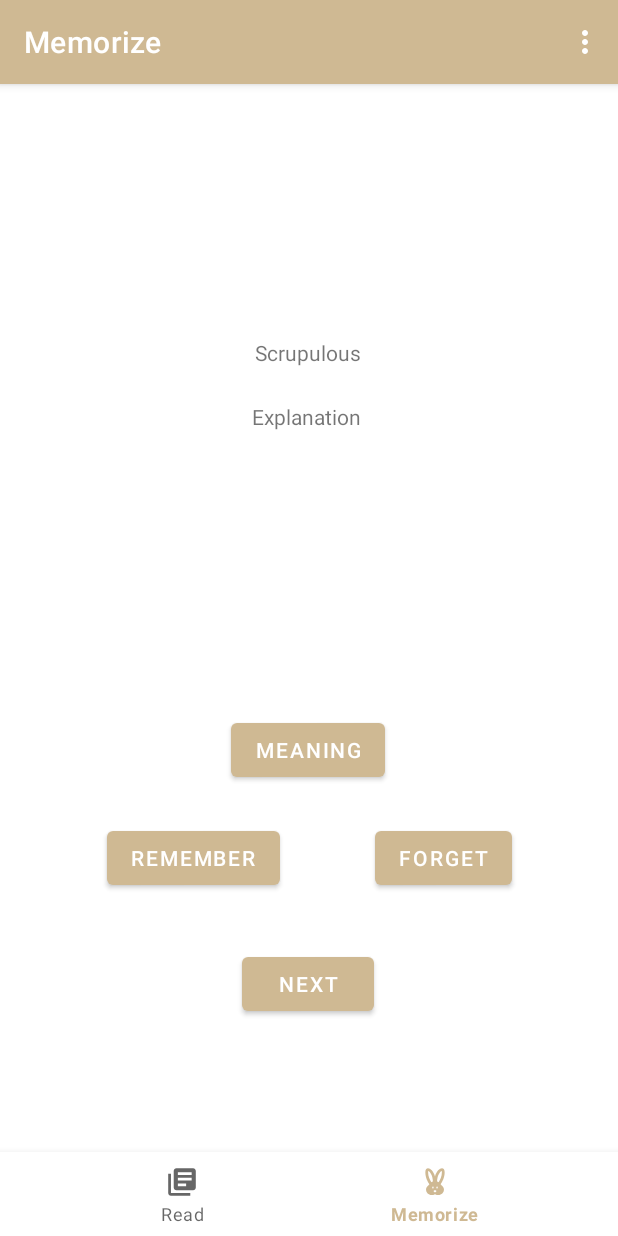
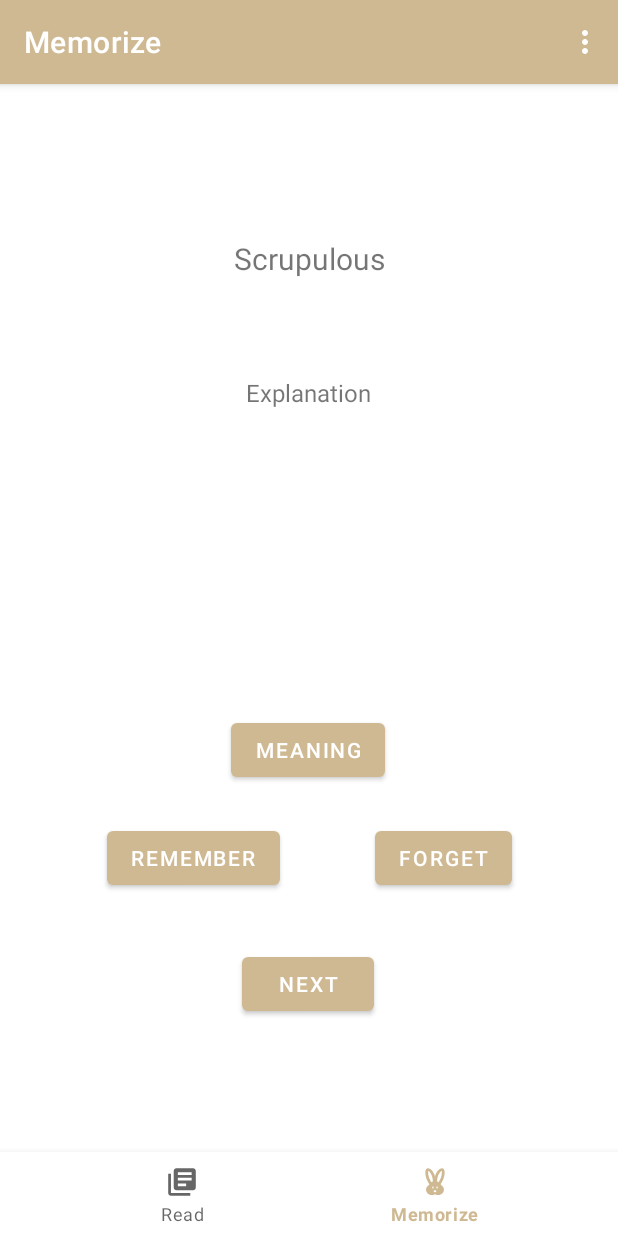
Before and after one commit to AllisonShen/RLEAM-Reader, an Android app: the DashboardFragment screen opened through its navigation route, on a phone screen of 412 x 824 dp. Run offline under Robolectric (Android 15) with nearby library versions, the phone set to English and light mode, and no system bars; our stand-ins replace navigation-ui.

Commit message:
edit memorize ui

```diff
--- a/app/src/main/res/layout/fragment_dashboard.xml
+++ b/app/src/main/res/layout/fragment_dashboard.xml
@@ -11,28 +11,28 @@
         android:layout_width="wrap_content"
         android:layout_height="wrap_content"
         android:text="Word"
+        android:textSize="20sp"
         app:layout_constraintBottom_toBottomOf="parent"
         app:layout_constraintEnd_toEndOf="parent"
-        app:layout_constraintHorizontal_bias="0.498"
         app:layout_constraintStart_toStartOf="parent"
         app:layout_constraintTop_toTopOf="parent"
-        app:layout_constraintVertical_bias="0.164" />
+        app:layout_constraintVertical_bias="0.068" />
 
     <TextView
         android:id="@+id/explanation"
-        android:layout_width="wrap_content"
-        android:layout_height="wrap_content"
-        android:layout_marginStart="168dp"
-        android:layout_marginTop="23dp"
-        android:layout_marginBottom="61dp"
-        android:layout_marginRight="100dp"
+        android:layout_width="222dp"
+        android:layout_height="75dp"
+        android:layout_marginTop="112dp"
+        android:gravity="center"
         android:inputType="textMultiLine"
-        android:maxLines="4"
+        android:maxLines="10"
+        android:minHeight="48dp"
         android:text="Explanation"
-        app:layout_constraintBottom_toTopOf="@+id/meaning"
+        android:textSize="16sp"
+        app:layout_constraintEnd_toEndOf="parent"
+        app:layout_constraintHorizontal_bias="0.497"
         app:layout_constraintStart_toStartOf="parent"
-        app:layout_constraintTop_toBottomOf="@+id/word"
-        app:layout_constraintVertical_bias="0.0" />
+        app:layout_constraintTop_toTopOf="parent" />
 
     <Button
         android:id="@+id/meaning"
@@ -73,8 +73,8 @@
         android:layout_width="wrap_content"
         android:layout_height="wrap_content"
         android:layout_marginBottom="144dp"
+        android:onClick="updateQuestion"
         android:text="Next"
-        android:onClick="updateQuestion"
         app:layout_constraintBottom_toBottomOf="parent"
         app:layout_constraintEnd_toEndOf="parent"
         app:layout_constraintHorizontal_bias="0.498"
```
